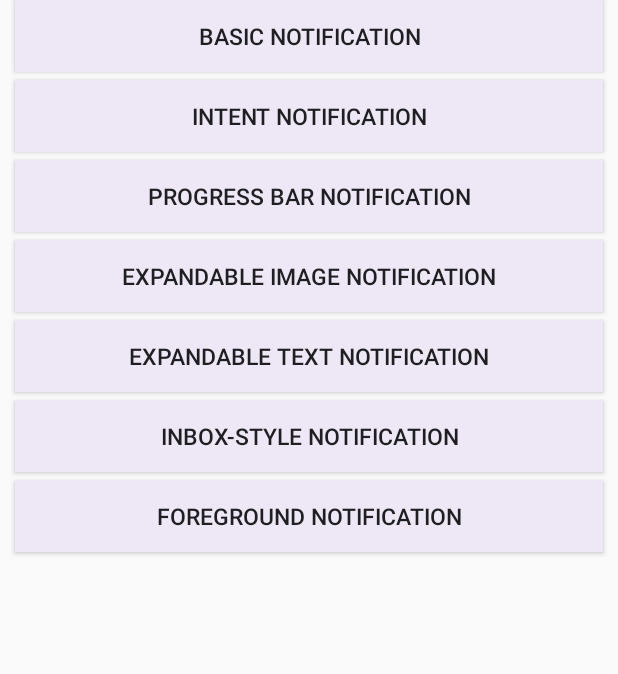
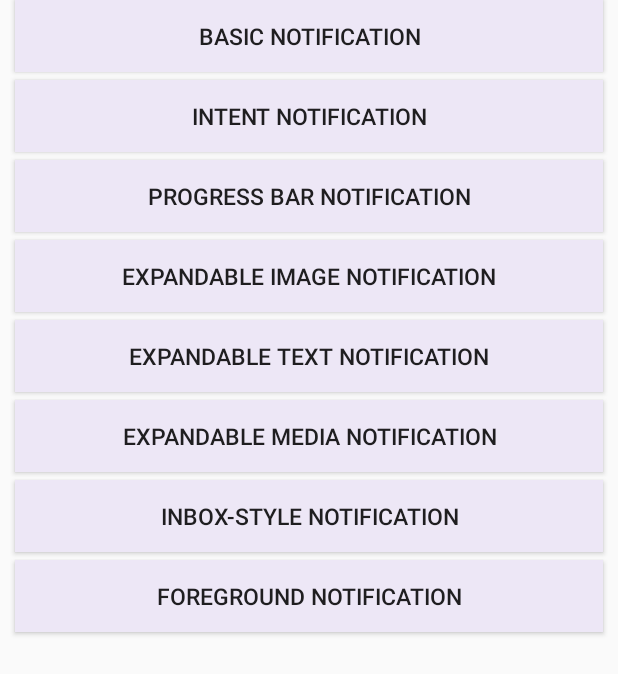
Before and after one commit to monicaivan25/NotificationsDemo, an Android app: the screen it shows after launch (MainActivity), on a phone screen of 412 x 824 dp. Shown: the top 674 px of the screen. Run offline under Robolectric (Android 15) with nearby library versions, the phone set to English and light mode, and no system bars.

Commit message:
Finished expandable media notification

```diff
--- /dev/null
+++ b/app/src/main/res/drawable/ic_next.xml
@@ -0,0 +1,9 @@
+<vector xmlns:android="http://schemas.android.com/apk/res/android"
+        android:width="24dp"
+        android:height="24dp"
+        android:viewportWidth="24.0"
+        android:viewportHeight="24.0">
+    <path
+        android:fillColor="#FF000000"
+        android:pathData="M6,18l8.5,-6L6,6v12zM16,6v12h2V6h-2z"/>
+</vector>
--- /dev/null
+++ b/app/src/main/res/drawable/ic_pause.xml
@@ -0,0 +1,9 @@
+<vector xmlns:android="http://schemas.android.com/apk/res/android"
+        android:width="24dp"
+        android:height="24dp"
+        android:viewportWidth="24.0"
+        android:viewportHeight="24.0">
+    <path
+        android:fillColor="#FF000000"
+        android:pathData="M6,19h4L10,5L6,5v14zM14,5v14h4L18,5h-4z"/>
+</vector>
--- /dev/null
+++ b/app/src/main/res/drawable/ic_prev.xml
@@ -0,0 +1,9 @@
+<vector xmlns:android="http://schemas.android.com/apk/res/android"
+        android:width="24dp"
+        android:height="24dp"
+        android:viewportWidth="24.0"
+        android:viewportHeight="24.0">
+    <path
+        android:fillColor="#FF000000"
+        android:pathData="M6,6h2v12L6,18zM9.5,12l8.5,6L18,6z"/>
+</vector>
--- a/app/src/main/res/layout/activity_main.xml
+++ b/app/src/main/res/layout/activity_main.xml
@@ -61,6 +61,17 @@
         android:layout_below="@id/expandable_image_notification_button"/>
 
     <Button
+        android:id="@+id/expandable_media_notification_button"
+        android:layout_width="match_parent"
+        android:layout_height="wrap_content"
+        android:background="@color/colorPrimary"
+        android:text="Expandable media Notification"
+        android:textSize="15sp"
+        android:layout_marginHorizontal="10dp"
+        android:layout_marginTop="5dp"
+        android:layout_below="@id/expandable_text_notification_button"/>
+
+    <Button
         android:id="@+id/inbox_notification_button"
         android:layout_width="match_parent"
         android:layout_height="wrap_content"
@@ -69,7 +80,7 @@
         android:textSize="15sp"
         android:layout_marginHorizontal="10dp"
         android:layout_marginTop="5dp"
-        android:layout_below="@id/expandable_text_notification_button"/>
+        android:layout_below="@id/expandable_media_notification_button"/>
 
     <Button
         android:id="@+id/foreground_notification_button"
```
Also changed, not shown: app/src/main/java/com/monicaivan/notificationsdemo/MainActivity.java (+41 -18 lines).
